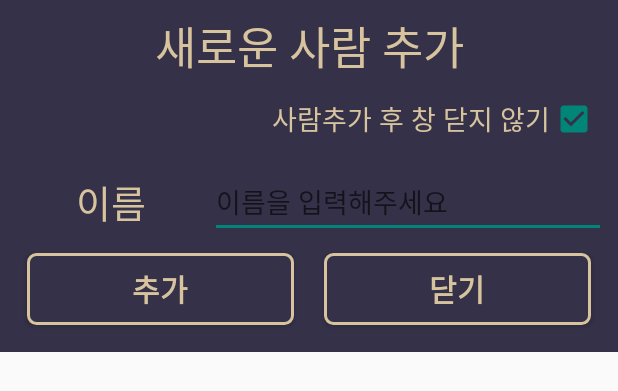
After one commit to jmseb3/app_boardgame2, an Android app: the layout dialog_add_new_person.xml on its own in the app's theme, with its tools: preview values and no code run, on a phone screen of 412 x 824 dp. The commit adds this screen. Shown: the top 391 px of the screen. Run offline under Robolectric (Android 15) with nearby library versions, the phone set to English and light mode, and no system bars.

```diff
--- a/app/build.gradle
+++ b/app/build.gradle
@@ -67,5 +67,8 @@ dependencies {
 
     implementation 'com.google.code.gson:gson:2.8.6'
 
+    implementation 'com.github.bumptech.glide:glide:4.12.0'
+    annotationProcessor 'com.github.bumptech.glide:compiler:4.12.0'
+
 
 }
--- a/app/src/main/java/com/wonddak/boardmaster/room/dataDao.kt
+++ b/app/src/main/java/com/wonddak/boardmaster/room/dataDao.kt
@@ -29,7 +29,7 @@ interface DataDao {
     @Query("SELECT * FROM StartGame WHERE gameId=:gameId")
     fun getGameNameAndPersonNByUd(gameId: Int): List<StartGameWithPersonList>
 
-    @Query("SELECT personName FROM PersonList")
+    @Query("SELECT personName FROM PersonList LIMIT 30")
     fun getPersonName(): List<String>
 
 
--- /dev/null
+++ b/app/src/main/res/layout/dialog_add_new_person.xml
@@ -0,0 +1,114 @@
+<?xml version="1.0" encoding="utf-8"?>
+<LinearLayout xmlns:android="http://schemas.android.com/apk/res/android"
+    android:layout_width="match_parent"
+    android:layout_height="wrap_content"
+    android:background="@color/match2"
+    android:orientation="vertical">
+
+    <LinearLayout
+        android:layout_width="match_parent"
+        android:layout_height="wrap_content"
+        android:layout_margin="8dp"
+        android:orientation="vertical">
+
+        <TextView
+            android:layout_width="match_parent"
+            android:layout_height="wrap_content"
+            android:fontFamily="@font/thisfont"
+            android:text="새로운 사람 추가"
+            android:gravity="center"
+            android:textColor="@color/match1"
+            android:textSize="30dp" />
+
+        <CheckBox
+            android:layout_marginTop="10dp"
+            android:layout_marginRight="5dp"
+            android:layout_marginBottom="5dp"
+            android:id="@+id/check_dismiss"
+            android:layout_width="match_parent"
+            android:layout_height="wrap_content"
+            android:text="사람추가 후 창 닫지 않기"
+            android:button="@null"
+            android:textSize="18sp"
+            android:checked="true"
+            android:drawableRight="?android:attr/listChoiceIndicatorMultiple"
+            android:fontFamily="@font/thisfont"
+            android:textColor="@color/match1"
+            android:gravity="right|center"/>
+
+        <LinearLayout
+            android:layout_marginTop="10dp"
+            android:layout_width="match_parent"
+            android:layout_height="wrap_content"
+            android:orientation="vertical">
+
+            <LinearLayout
+                android:layout_width="match_parent"
+                android:layout_height="wrap_content"
+                android:orientation="horizontal"
+                android:weightSum="6">
+
+                <TextView
+                    android:layout_width="0dp"
+                    android:layout_height="match_parent"
+                    android:layout_weight="2"
+                    android:fontFamily="@font/thisfont"
+                    android:gravity="center"
+                    android:text="이름"
+                    android:textColor="@color/match1"
+                    android:textSize="25sp" />
+
+                <EditText
+                    android:id="@+id/add_new_game_title_text"
+                    android:layout_width="0dp"
+                    android:layout_height="match_parent"
+                    android:layout_weight="4"
+                    android:hint="이름을 입력해주세요"
+                    android:fontFamily="@font/thisfont"
+                    android:imeOptions="actionNext"
+                    android:maxLines="1"
+                    android:singleLine="true"
+                    android:textColor="@color/match1" />
+
+            </LinearLayout>
+
+        </LinearLayout>
+
+        <LinearLayout
+            android:layout_width="match_parent"
+            android:layout_height="wrap_content"
+            android:orientation="horizontal">
+
+            <Button
+                android:layout_margin="10dp"
+                android:background="@drawable/btn_layout"
+                android:textColor="@color/match1"
+                android:fontFamily="@font/thisfont"
+                android:textStyle="bold"
+                android:textSize="20dp"
+                android:id="@+id/ok"
+                android:layout_width="0dp"
+                android:layout_height="wrap_content"
+                android:layout_weight="1"
+                android:text="추가" />
+
+            <Button
+                android:layout_margin="10dp"
+                android:background="@drawable/btn_layout"
+                android:textColor="@color/match1"
+                android:fontFamily="@font/thisfont"
+                android:textStyle="bold"
+                android:textSize="20dp"
+                android:id="@+id/cancel"
+                android:layout_width="0dp"
+                android:layout_height="wrap_content"
+                android:layout_weight="1"
+                android:text="닫기" />
+
+
+        </LinearLayout>
+
+
+    </LinearLayout>
+
+</LinearLayout>
```
Also changed, not shown: app/src/main/java/com/wonddak/boardmaster/Diaglog.kt (added, +53 -0 lines), app/src/main/java/com/wonddak/boardmaster/GameSettingFragment.kt (+37 -19 lines), app/src/main/java/com/wonddak/boardmaster/GameSettingRecyclerAdapter.kt (+23 -1 lines), app/src/main/java/com/wonddak/boardmaster/MainActivity.kt (+43 -17 lines), app/src/main/res/layout/fragment_game_setting.xml (+10 -0 lines).
